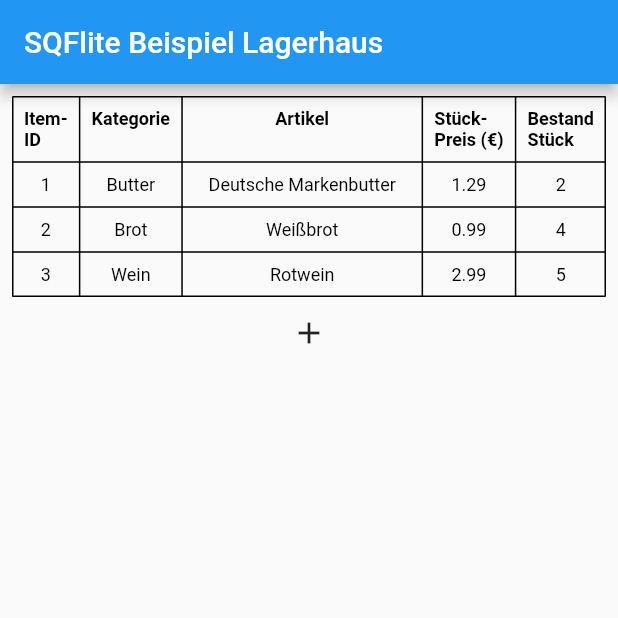
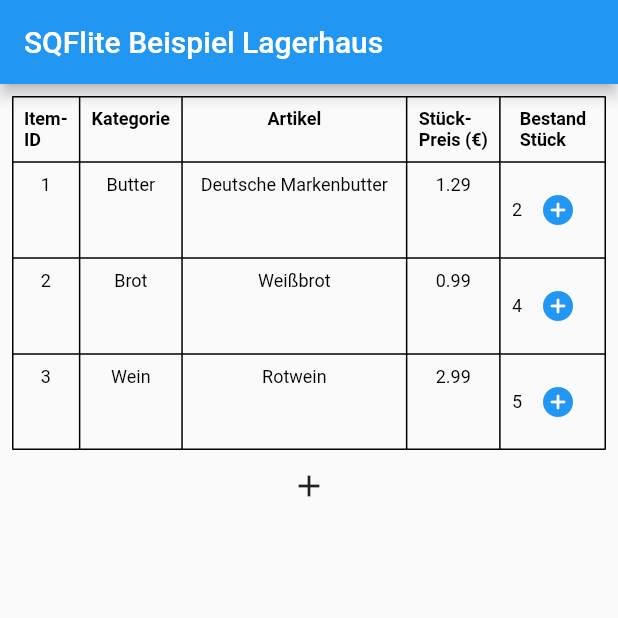
Before and after one commit to felix7700/ewm, a Flutter app: the screen it shows after launch, on a phone screen of 412 x 824 dp, the top half of it. Run offline on Flutter 3.47's test engine with Material 2 defaults, Android fonts, the phone set to English and light mode, and no system bars; our stand-ins replace sqflite; accounts and stored records are empty.

Commit message:
debugPrint with itemID on pressed increment Item Button

```diff
--- a/lib/db_manager.dart
+++ b/lib/db_manager.dart
@@ -162,8 +162,10 @@ class DbManager {
       required String columnIdName,
       required Map<String, dynamic> rowData}) async {
     debugPrint('updateRow()');
+
     Database db = await instance.database;
     int id = rowData[columnIdName];
+
     return await db.update(tableName, rowData,
         where: '$columnIdName = ?', whereArgs: [id]);
   }
--- a/lib/widgets/Buttons/increment_item_count_icon_button.dart
+++ b/lib/widgets/AppBarButtons/increment_item_count_icon_button.dart
@@ -12,7 +12,7 @@ class IncrementItemCountIconButton extends StatelessWidget {
     return IconButton(
       icon: const Icon(Icons.add_circle_rounded),
       color: Colors.blue,
-      onPressed: () => buttonPressed,
+      onPressed: () => buttonPressed(itemId),
     );
   }
 }
--- a/lib/widgets/Pages/sqflite_items_table.dart
+++ b/lib/widgets/Pages/sqflite_items_table.dart
@@ -1,7 +1,7 @@
 import 'package:ewm/db_manager.dart';
 import 'package:flutter/material.dart';
-
-import '../Buttons/add_item_icon_button.dart';
+import '../AppBarButtons/add_item_icon_button.dart';
+import '../AppBarButtons/increment_item_count_icon_button.dart';
 
 class SqfliteItemsTablePage extends StatefulWidget {
   const SqfliteItemsTablePage({Key? key}) : super(key: key);
@@ -29,6 +29,10 @@ class _SqfliteItemsTablePageState extends State<SqfliteItemsTablePage> {
             dbManager.queryAllRows(tableName: dbManager.inventoryTableName);
       },
     );
+  }
+
+  void _incrementItemCount(int id) {
+    debugPrint('_incrementItemCount from id ' + id.toString());
   }
 
   List<TableRow> _getTableRows(
@@ -171,11 +175,20 @@ class _SqfliteItemsTablePageState extends State<SqfliteItemsTablePage> {
               child: Center(
                 child: Padding(
                   padding: _cellsTextPaddingEdgeInsets,
-                  child: Text(
-                      inventoryData[rowIndex]
-                              [dbManager.inventoryColumnNameItemCount]
-                          .toString(),
-                      style: _cellTextStyle),
+                  child: Row(
+                    children: [
+                      Text(
+                        inventoryData[rowIndex]
+                                [dbManager.inventoryColumnNameItemCount]
+                            .toString(),
+                        style: _cellTextStyle,
+                      ),
+                      IncrementItemCountIconButton(
+                          itemId: inventoryData[rowIndex]
+                              [dbManager.inventoryColumnNameItemID],
+                          buttonPressed: _incrementItemCount)
+                    ],
+                  ),
                 ),
               ),
             ),
```
Also changed, not shown: lib/widgets/AppBarButtons/add_category_icon_button.dart (renamed from lib/widgets/Buttons/add_category_icon_button.dart), lib/widgets/AppBarButtons/add_item_icon_button.dart (renamed from lib/widgets/Buttons/add_item_icon_button.dart).
